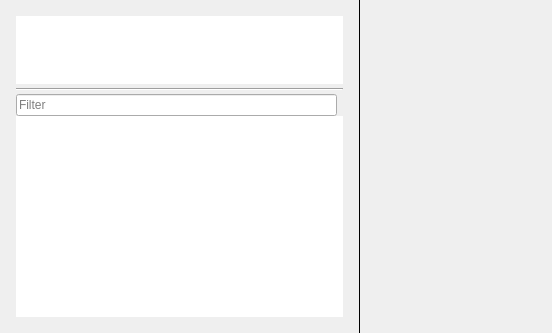
Qt form client/libclient/src/ui/widgets/properties/accessible_resources_widget.ui (networkoptix/nx_open) before a commit.
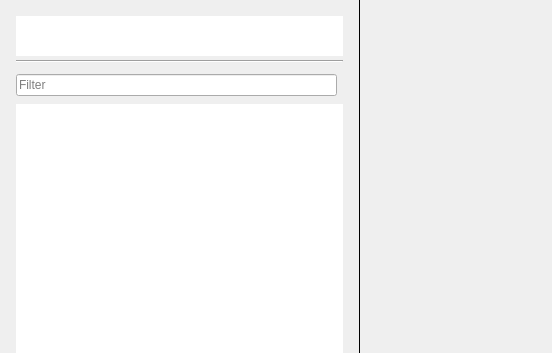
The same form after that commit. Custom widgets are drawn as their Qt base class.

Commit message:
VMS-4841 - Select resources dialog improvements
<==== Mercurial data ====>
Branch: dev_3.0.0_gui

```diff
--- a/client/libclient/src/ui/widgets/properties/accessible_resources_widget.ui
+++ b/client/libclient/src/ui/widgets/properties/accessible_resources_widget.ui
@@ -7,7 +7,7 @@
     <x>0</x>
     <y>0</y>
     <width>552</width>
-    <height>333</height>
+    <height>353</height>
    </rect>
   </property>
   <layout class="QHBoxLayout" name="horizontalLayout">
@@ -42,7 +42,7 @@
        <number>16</number>
       </property>
       <property name="bottomMargin">
-       <number>16</number>
+       <number>0</number>
       </property>
       <item>
        <widget class="QnTreeView" name="controlsTreeView">
@@ -52,6 +52,12 @@
           <verstretch>0</verstretch>
          </sizepolicy>
         </property>
+        <property name="maximumSize">
+         <size>
+          <width>16777215</width>
+          <height>40</height>
+         </size>
+        </property>
         <property name="frameShape">
          <enum>QFrame::NoFrame</enum>
         </property>
@@ -107,13 +113,13 @@
           <number>0</number>
          </property>
          <property name="topMargin">
-          <number>0</number>
+          <number>8</number>
          </property>
          <property name="rightMargin">
           <number>6</number>
          </property>
          <property name="bottomMargin">
-          <number>0</number>
+          <number>8</number>
          </property>
          <item>
           <widget class="QLineEdit" name="filterLineEdit">
@@ -214,17 +220,17 @@
   </layout>
  </widget>
  <customwidgets>
-  <customwidget>
-   <class>QnTreeView</class>
-   <extends>QTreeView</extends>
-   <header location="global">ui/widgets/common/tree_view.h</header>
-  </customwidget>
   <customwidget>
    <class>QnResourceDetailsWidget</class>
    <extends>QWidget</extends>
    <header location="global">ui/widgets/resource_details_widget.h</header>
    <container>1</container>
   </customwidget>
+  <customwidget>
+   <class>QnTreeView</class>
+   <extends>QTreeView</extends>
+   <header location="global">ui/widgets/common/tree_view.h</header>
+  </customwidget>
  </customwidgets>
  <resources/>
  <connections/>
```
The commit also changes 3 other files.
